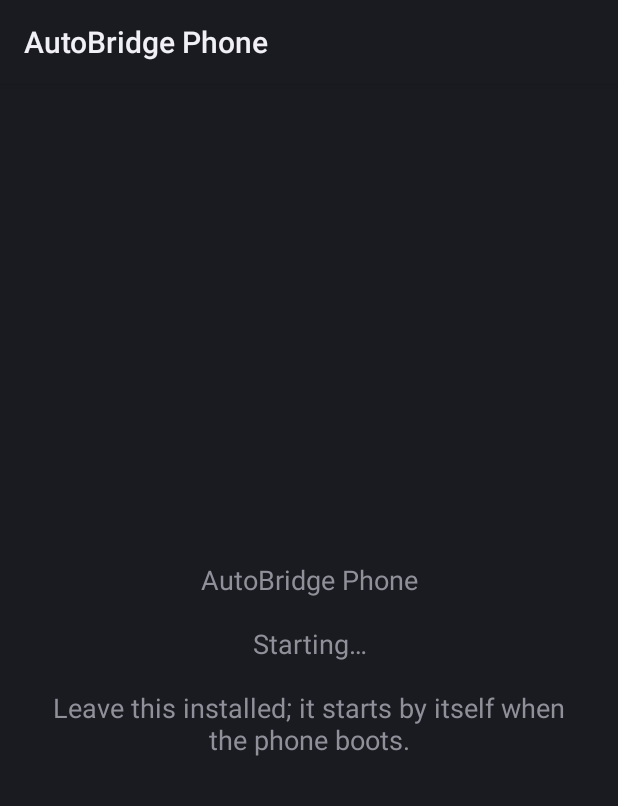
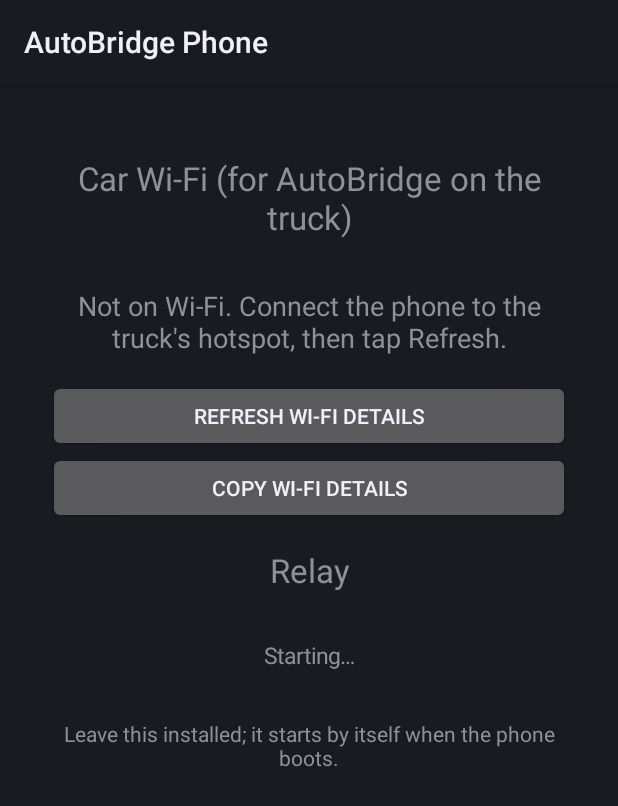
Before and after one commit to vlad8110/AutoBridge, an Android app: the screen it shows after launch (MainActivity), on a phone screen of 412 x 824 dp. Shown: the top 806 px of the screen. Run offline under Robolectric (Android 15) with nearby library versions, the phone set to English and light mode, and no system bars.

Commit message:
feat(phone): show the connected hotspot's SSID, BSSID and channel
So a new truck can be set up without hunting for its BSSID. Needs location
permission, which Android requires to reveal Wi-Fi details.

```diff
--- a/phone/build.gradle.kts
+++ b/phone/build.gradle.kts
@@ -33,3 +33,7 @@ android {
     compileOptions { sourceCompatibility = JavaVersion.VERSION_17; targetCompatibility = JavaVersion.VERSION_17 }
     kotlinOptions { jvmTarget = "17" }
 }
+
+dependencies {
+    testImplementation("junit:junit:4.13.2")
+}
--- a/phone/src/main/AndroidManifest.xml
+++ b/phone/src/main/AndroidManifest.xml
@@ -2,6 +2,10 @@
 <manifest xmlns:android="http://schemas.android.com/apk/res/android">
 
     <uses-permission android:name="android.permission.INTERNET" />
+    <!-- Shows the connected hotspot's name, BSSID and channel; Android requires location for that. -->
+    <uses-permission android:name="android.permission.ACCESS_WIFI_STATE" />
+    <uses-permission android:name="android.permission.ACCESS_COARSE_LOCATION" />
+    <uses-permission android:name="android.permission.ACCESS_FINE_LOCATION" />
     <uses-permission android:name="android.permission.POST_NOTIFICATIONS" />
     <uses-permission android:name="android.permission.RECEIVE_BOOT_COMPLETED" />
     <uses-permission android:name="android.permission.FOREGROUND_SERVICE" />
--- a/phone/src/main/java/dev/autobridge/phone/MainActivity.kt
+++ b/phone/src/main/java/dev/autobridge/phone/MainActivity.kt
@@ -2,27 +2,64 @@ package dev.autobridge.phone
 
 import android.Manifest
 import android.app.Activity
+import android.content.ClipData
+import android.content.ClipboardManager
+import android.content.pm.PackageManager
+import android.net.wifi.WifiManager
 import android.os.Build
 import android.os.Bundle
 import android.view.Gravity
+import android.widget.Button
+import android.widget.LinearLayout
+import android.widget.ScrollView
 import android.widget.TextView
+import android.widget.Toast
 
-/** Just starts the relay and shows what it's doing. */
+/**
+ * Starts the relay, shows what it's doing, and shows the Wi-Fi the phone is on, so a new truck's
+ * hotspot details (name, BSSID, channel) can be copied into AutoBridge on that truck.
+ */
 class MainActivity : Activity() {
-    private lateinit var text: TextView
+    private lateinit var wifiText: TextView
+    private lateinit var statusText: TextView
+    private var details: WifiDetails? = null
 
     override fun onCreate(savedInstanceState: Bundle?) {
         super.onCreate(savedInstanceState)
-        text = TextView(this).apply { textSize = 18f; gravity = Gravity.CENTER; setPadding(48, 48, 48, 48) }
-        setContentView(text)
-        if (Build.VERSION.SDK_INT >= 33) requestPermissions(arrayOf(Manifest.permission.POST_NOTIFICATIONS), 1)
+        fun label(size: Float) = TextView(this).apply { textSize = size; gravity = Gravity.CENTER; setPadding(0, 24, 0, 24) }
+        wifiText = label(18f)
+        statusText = label(15f)
+        val refresh = Button(this).apply { text = "Refresh Wi-Fi details"; setOnClickListener { showWifi() } }
+        val copy = Button(this).apply { text = "Copy Wi-Fi details"; setOnClickListener { copyWifi() } }
+        setContentView(ScrollView(this).apply {
+            addView(LinearLayout(context).apply {
+                orientation = LinearLayout.VERTICAL
+                gravity = Gravity.CENTER_HORIZONTAL
+                setPadding(48, 48, 48, 48)
+                addView(label(22f).apply { text = "Car Wi-Fi (for AutoBridge on the truck)" })
+                addView(wifiText)
+                addView(refresh)
+                addView(copy)
+                addView(label(22f).apply { text = "Relay" })
+                addView(statusText)
+                addView(label(14f).apply { text = "Leave this installed; it starts by itself when the phone boots." })
+            })
+        })
+        val wanted = buildList {
+            add(Manifest.permission.ACCESS_FINE_LOCATION)  // Android only reveals SSID/BSSID with it
+            if (Build.VERSION.SDK_INT >= 33) add(Manifest.permission.POST_NOTIFICATIONS)
+        }.filter { checkSelfPermission(it) != PackageManager.PERMISSION_GRANTED }
+        if (wanted.isNotEmpty()) requestPermissions(wanted.toTypedArray(), 1)
         RelayService.start(this)
     }
 
+    override fun onRequestPermissionsResult(requestCode: Int, permissions: Array<out String>, grantResults: IntArray) = showWifi()
+
     override fun onResume() {
         super.onResume()
-        RelayService.onStatus = { s -> runOnUiThread { show(s) } }
-        show(RelayService.status)
+        RelayService.onStatus = { s -> runOnUiThread { statusText.text = s } }
+        statusText.text = RelayService.status
+        showWifi()
     }
 
     override fun onPause() {
@@ -30,7 +67,26 @@ class MainActivity : Activity() {
         super.onPause()
     }
 
-    private fun show(s: String) {
-        text.text = "AutoBridge Phone\n\n$s\n\nLeave this installed; it starts by itself when the phone boots."
+    private fun showWifi() {
+        details = null
+        wifiText.text = when {
+            checkSelfPermission(Manifest.permission.ACCESS_FINE_LOCATION) != PackageManager.PERMISSION_GRANTED ->
+                "Allow Location for AutoBridge Phone to see the Wi-Fi name and BSSID."
+            else -> {
+                val d = WifiDetails.current(getSystemService(WifiManager::class.java))
+                when {
+                    d == null -> "Not on Wi-Fi. Connect the phone to the truck's hotspot, then tap Refresh."
+                    d.bssid.isEmpty() || d.bssid == "02:00:00:00:00:00" || d.ssid == "<unknown ssid>" ->
+                        "Turn on Location (Settings > Location) so Android shows the Wi-Fi details."
+                    else -> { details = d; d.asText() + "\n\nPassword: the one you set for the hotspot" }
+                }
+            }
+        }
+    }
+
+    private fun copyWifi() {
+        val d = details ?: return Toast.makeText(this, "No Wi-Fi details to copy yet", Toast.LENGTH_SHORT).show()
+        getSystemService(ClipboardManager::class.java).setPrimaryClip(ClipData.newPlainText("Car Wi-Fi", d.asText()))
+        Toast.makeText(this, "Copied", Toast.LENGTH_SHORT).show()
     }
 }
--- /dev/null
+++ b/phone/src/main/java/dev/autobridge/phone/WifiDetails.kt
@@ -0,0 +1,39 @@
+package dev.autobridge.phone
+
+import android.annotation.SuppressLint
+import android.net.wifi.WifiManager
+
+/** What a car's AutoBridge needs about its hotspot (everything except the password). */
+data class WifiDetails(val ssid: String, val bssid: String, val frequencyMhz: Int) {
+    val channel get() = channelOf(frequencyMhz)
+    val band get() = when {
+        frequencyMhz in 2400..2500 -> "2.4 GHz"
+        frequencyMhz in 4900..5900 -> "5 GHz"
+        frequencyMhz in 5925..7125 -> "6 GHz"
+        else -> "unknown band"
+    }
+
+    fun asText() = "Network (SSID): $ssid\nBSSID: $bssid\nChannel: $channel ($band, $frequencyMhz MHz)"
+
+    companion object {
+        fun channelOf(mhz: Int): Int = when {
+            mhz == 2484 -> 14
+            mhz in 2412..2472 -> (mhz - 2407) / 5
+            mhz in 5925..7125 -> (mhz - 5950) / 5
+            mhz in 4900..5900 -> (mhz - 5000) / 5
+            else -> 0
+        }
+
+        /**
+         * The Wi-Fi the phone is on right now, or null if it isn't on Wi-Fi.
+         * Android hides SSID/BSSID unless the app has location permission and location is on.
+         */
+        @Suppress("DEPRECATION")  // connectionInfo is still the simplest way to read the current BSSID
+        @SuppressLint("MissingPermission")
+        fun current(wifi: WifiManager): WifiDetails? {
+            val info = wifi.connectionInfo ?: return null
+            if (info.networkId == -1 && info.bssid == null) return null
+            return WifiDetails(info.ssid.trim('"'), info.bssid ?: "", info.frequency)
+        }
+    }
+}
```
Also changed, not shown: 2 other files.
